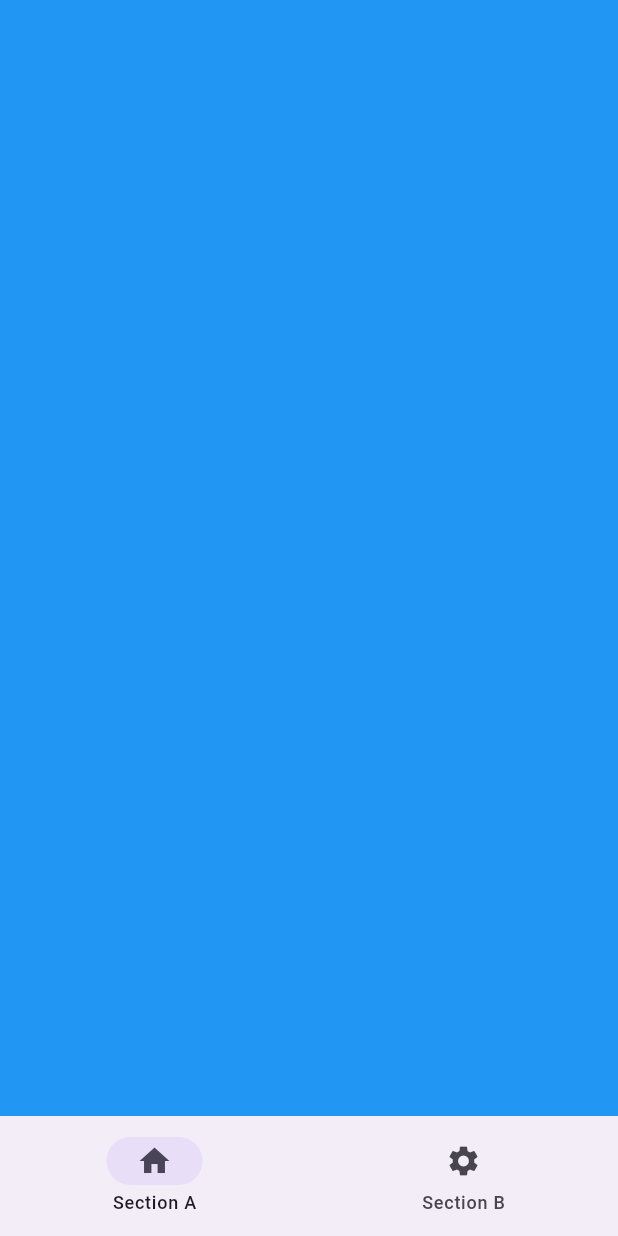
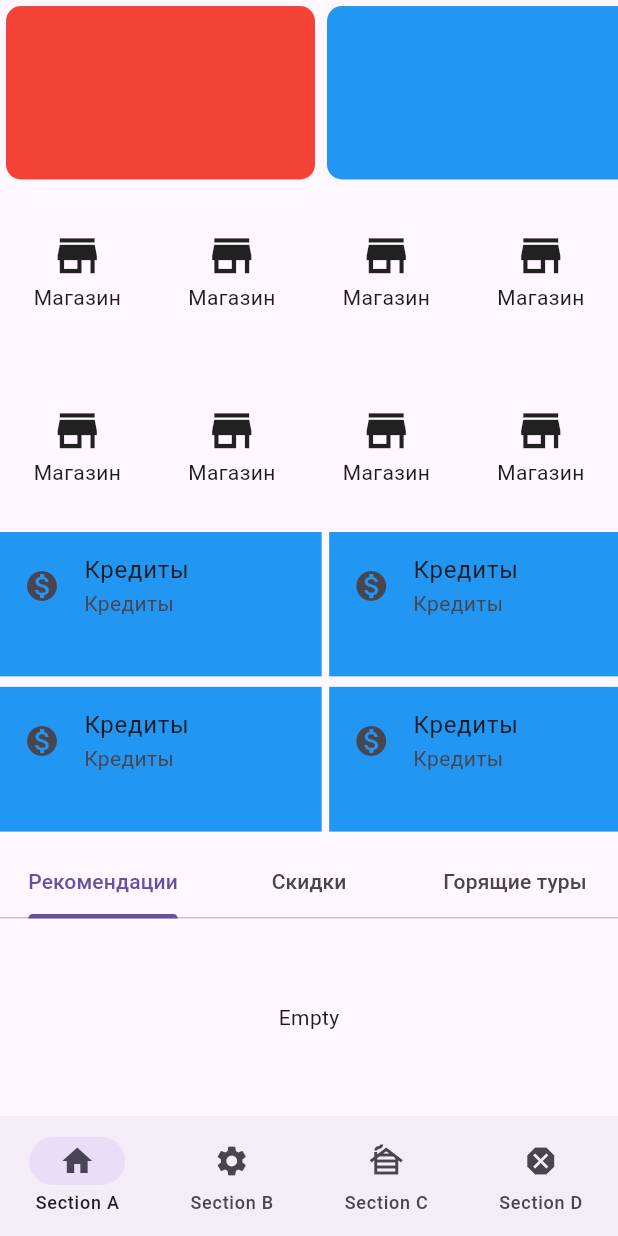
Before and after one commit to Ali-peu/kaspi_copy, a Flutter app: the screen it shows after launch, on a phone screen of 412 x 824 dp. Run offline on Flutter 3.47's test engine with Material 3 defaults, Android fonts, the phone set to English and light mode, and no system bars; our stand-ins replace card_swiper, go_router, redux.

Commit message:
main screen skeleton

```diff
--- a/lib/app/app.dart
+++ b/lib/app/app.dart
@@ -1,15 +1,22 @@
 import 'package:flutter/material.dart';
+import 'package:kaspi_copy/app/core/redux/app_redux.dart';
 import 'package:kaspi_copy/app/core/router.dart';
+import 'package:provider/provider.dart';
+import 'package:redux/redux.dart';
 
 class App extends StatelessWidget {
-  const App({super.key});
+  final Store<AppState> store;
+  const App({super.key, required this.store});
 
   @override
   Widget build(BuildContext context) {
-    return MaterialApp.router(
-      routerConfig: router,
-      debugShowCheckedModeBanner: false,
-      theme: ThemeData.light(),
+    return Provider(
+      create: (context) => store,
+      child: MaterialApp.router(
+        routerConfig: router,
+        debugShowCheckedModeBanner: false,
+        theme: ThemeData.light(),
+      ),
     );
   }
 }
--- /dev/null
+++ b/lib/app/app_widgets/service_item_with_icon_and_name.dart
@@ -0,0 +1,23 @@
+import 'package:flutter/material.dart';
+
+class ServiceItemWithIconAndName extends StatelessWidget {
+  final String name;
+  final IconData icon;
+  final void Function()? onPressed;
+  const ServiceItemWithIconAndName(
+      {super.key, required this.name, required this.icon, this.onPressed});
+
+  @override
+  Widget build(BuildContext context) {
+    return GestureDetector(
+      onTap: onPressed,
+      child: Column(
+          mainAxisAlignment: MainAxisAlignment.center,
+          mainAxisSize: MainAxisSize.min,
+          children: [
+            Icon(icon, size: 35),
+            Text(name),
+          ]),
+    );
+  }
+}
--- /dev/null
+++ b/lib/app/core/redux/app_redux.dart
@@ -0,0 +1,21 @@
+class AppState {
+  final int navBarIndex;
+  const AppState({this.navBarIndex = 0});
+}
+
+enum AppActions { goHome, goQR, goMessages, goServices }
+
+AppState appReducer(AppState state, dynamic action) {
+  switch (action) {
+    case AppActions.goHome:
+      return const AppState(navBarIndex: 0);
+    case AppActions.goQR:
+      return const AppState(navBarIndex: 1);
+    case AppActions.goMessages:
+      return const AppState(navBarIndex: 2);
+    case AppActions.goServices:
+      return const AppState(navBarIndex: 3);
+    default:
+      return state;
+  }
+}
--- a/lib/app/core/router.dart
+++ b/lib/app/core/router.dart
@@ -2,11 +2,9 @@ import 'package:flutter/material.dart';
 import 'package:go_router/go_router.dart';
 import 'package:kaspi_copy/app/app_home.dart';
 import 'package:kaspi_copy/future/main_screen/main_screen.dart';
+import 'package:kaspi_copy/future/messages_screen/messages_screen.dart';
+import 'package:kaspi_copy/future/qr_screen/qr_screen.dart';
 import 'package:kaspi_copy/future/service_screen/service_screen.dart';
-
-final _shellNavigatorAKey = GlobalKey<NavigatorState>(debugLabel: 'shellA');
-final _shellNavigatorBKey = GlobalKey<NavigatorState>(debugLabel: 'shellB');
-// final _rootNavigatorKey = GlobalKey<NavigatorState>();
 
 final GlobalKey<NavigatorState> _rootNavigatorKey =
     GlobalKey<NavigatorState>(debugLabel: 'root');
@@ -16,6 +14,8 @@ final GlobalKey<NavigatorState> _sectionANavigatorKey =
 abstract class RouterNames {
   static const home = '/home';
   static const service = '/service';
+  static const qr = '/qr';
+  static const messages = '/messages';
 }
 
 final GoRouter router = GoRouter(
@@ -56,23 +56,11 @@ abstract class RouterNames {
         // #enddocregion configuration-branches
 
         // The route branch for the second tab of the bottom navigation bar.
-          StatefulShellBranch(
-            // It's not necessary to provide a navigatorKey if it isn't also
-            // needed elsewhere. If not provided, a default key will be used.
-            routes: <RouteBase>[
-              GoRoute(
-                // The screen to display as the root in the second tab of the
-                // bottom navigation bar.
-                path: RouterNames.service,
-                builder: (BuildContext context, GoRouterState state) =>
-                    const ServiceScreen(
-                ),
-                routes: const <RouteBase>[
-
-                ],
-              ),
-            ],
-          ),
+        statefulShellBranch(
+            path: RouterNames.service, builder: const ServiceScreen()),
+        statefulShellBranch(path: RouterNames.qr, builder: const QrScreen()),
+        statefulShellBranch(
+            path: RouterNames.messages, builder: const MessagesScreen()),
 
         // The route branch for the third tab of the bottom navigation bar.
         // StatefulShellBranch(
@@ -103,3 +91,20 @@ abstract class RouterNames {
     ),
   ],
 );
+
+StatefulShellBranch statefulShellBranch(
+    {required String path, required Widget builder}) {
+  return StatefulShellBranch(
+    // It's not necessary to provide a navigatorKey if it isn't also
+    // needed elsewhere. If not provided, a default key will be used.
+    routes: <RouteBase>[
+      GoRoute(
+        // The screen to display as the root in the second tab of the
+        // bottom navigation bar.
+        path: path,
+        builder: (BuildContext context, GoRouterState state) => builder,
+        routes: const <RouteBase>[],
+      ),
+    ],
+  );
+}
--- a/lib/future/main_screen/main_screen.dart
+++ b/lib/future/main_screen/main_screen.dart
@@ -1,12 +1 @@
-import 'package:flutter/material.dart';
-
-class MainScreen extends StatelessWidget {
-  const MainScreen({super.key});
-
-  @override
-  Widget build(BuildContext context) {
-    return const ColoredBox(
-      color: Colors.blue,
-    );
-  }
-}
+export 'ui/main_screen.dart';
--- /dev/null
+++ b/lib/future/main_screen/ui/main_screen.dart
@@ -0,0 +1,52 @@
+import 'package:flutter/material.dart';
+import 'package:kaspi_copy/app/app_widgets/service_item_with_icon_and_name.dart';
+import 'package:kaspi_copy/future/main_screen/ui/widgets/kaspi_features.dart';
+import 'package:kaspi_copy/future/main_screen/ui/widgets/online_store_like_web.dart';
+import 'package:kaspi_copy/future/main_screen/ui/widgets/sale_container.dart';
+
+class MainScreen extends StatefulWidget {
+  const MainScreen({super.key});
+
+  @override
+  State<MainScreen> createState() => _MainScreenState();
+}
+
+class _MainScreenState extends State<MainScreen> {
+  @override
+  Widget build(BuildContext context) {
+    return SafeArea(
+      child: SizedBox(
+        child: CustomScrollView(
+          slivers: [
+            const SliverToBoxAdapter(
+              child: SaleContainer(),
+            ),
+            SliverGrid(
+              gridDelegate: const SliverGridDelegateWithFixedCrossAxisCount(
+                  crossAxisCount: 4, // Количество колонок
+                  crossAxisSpacing: 0.05, // Расстояние между колонками
+                  mainAxisSpacing: 2, // Расстояние между строками
+                  childAspectRatio: 0.90),
+              delegate: SliverChildBuilderDelegate(
+                (context, index) {
+                  return const ServiceItemWithIconAndName(
+                    name: 'Магазин',
+                    icon: (Icons.store),
+                  );
+                },
+                childCount: 8,
+              ),
+            ),
+            const SliverToBoxAdapter(
+              child: KaspiFeatures(),
+            ),
+            const SliverFillRemaining(
+              hasScrollBody: true,
+              child: OnlineStoreLikeWeb(),
+            )
+          ],
+        ),
+      ),
+    );
+  }
+}
--- /dev/null
+++ b/lib/future/main_screen/ui/widgets/kaspi_features.dart
@@ -0,0 +1,46 @@
+import 'package:flutter/material.dart';
+
+class KaspiFeatures extends StatelessWidget {
+  const KaspiFeatures({super.key});
+
+  Widget kaspiFeaturesWithTextAndIcon(
+      {required Widget image, required String text}) {
+    return ColoredBox(
+      color: Colors.blue,
+      child: ListTile(
+        leading: image,
+        title: Text(text),
+        subtitle: Text(text),
+      ),
+    );
+  }
+
+  @override
+  Widget build(BuildContext context) {
+    return Padding(
+        padding: const EdgeInsets.only(bottom: 10),
+        child: Column(
+          mainAxisSize: MainAxisSize.min,
+          children: [
+            SizedBox(
+              height: 200,
+              child: GridView.builder(
+                scrollDirection: Axis.horizontal,
+                gridDelegate: const SliverGridDelegateWithFixedCrossAxisCount(
+                  crossAxisCount: 2, // Количество элементов в одном ряду
+                  mainAxisSpacing: 5.0, // Расстояние между строками
+                  crossAxisSpacing: 7.0, // Расстояние между элементами
+                  childAspectRatio: 0.45, // Соотношение сторон элементов
+                ),
+                itemCount: 6,
+                itemBuilder: (context, index) {
+                  return kaspiFeaturesWithTextAndIcon(
+                      image: const Icon(Icons.monetization_on),
+                      text: 'Кредиты');
+                },
+              ),
+            ),
+          ],
+        ));
+  }
+}
--- /dev/null
+++ b/lib/future/main_screen/ui/widgets/online_store_like_web.dart
@@ -0,0 +1,64 @@
+import 'package:flutter/material.dart';
+
+class OnlineStoreLikeWeb extends StatefulWidget {
+  const OnlineStoreLikeWeb({super.key});
+
+  @override
+  State<OnlineStoreLikeWeb> createState() => _OnlineStoreLikeWebState();
+}
+
+class _OnlineStoreLikeWebState extends State<OnlineStoreLikeWeb>
+    with TickerProviderStateMixin {
+  late TabController? controller;
+
+  @override
+  initState() {
+    super.initState();
+    controller = TabController(length: 3, vsync: this);
+  }
+
+  Widget sizedBox() {
+    return SizedBox(
+      height: 120,
+      width: MediaQuery.sizeOf(context).width,
+      child: Center(
+        child: Text('Empty'),
+      ),
+    );
+  }
+
+  @override
+  Widget build(BuildContext context) {
+    // SliverList.builder(
+    //                 itemCount: controller
+    //                     .getAdListRowDataFromSelectedAdServiceType()
+    //                     .length,
+    //                 itemBuilder: (context, index) {
+    //                   final ad = controller
+    //                       .getAdListRowDataFromSelectedAdServiceType()[index];
+    //                   return AppAdItem(
+    //                     imageBoxFit: BoxFit.contain,
+    //                     onTap: () {
+    //                       controller.onAdTap(context, index);
+    //                     },
+    //                     adListRowData: ad,
+    //                   );
+    //                 })
+    return Column(
+      children: [
+        TabBar(controller: controller, tabs: const [
+          Tab(text: 'Рекомендации'),
+          Tab(text: 'Скидки'),
+          Tab(text: 'Горящие туры'),
+        ]),
+        Expanded(
+          child: TabBarView(controller: controller, children: [
+            sizedBox(),
+            sizedBox(),
+            sizedBox(),
+          ]),
+        )
+      ],
+    );
+  }
+}
--- /dev/null
+++ b/lib/future/main_screen/ui/widgets/sale_container.dart
@@ -0,0 +1,33 @@
+import 'package:flutter/material.dart';
+import 'package:card_swiper/card_swiper.dart';
+
+class SaleContainer extends StatelessWidget {
+  const SaleContainer({super.key});
+
+  @override
+  Widget build(BuildContext context) {
+    List<Color> colors = [Colors.red, Colors.blue, Colors.green, Colors.purple];
+    return SizedBox(
+      height: MediaQuery.of(context).size.height * 0.15,
+      child: ListView.builder(
+          scrollDirection: Axis.horizontal,
+          itemCount: 4,
+          // itemHeight: MediaQuery.of(context).size.height * 0.2,
+          // itemWidth: MediaQuery.of(context).size.width * 0.4,
+          // autoplay: true,
+          itemBuilder: (context, index) {
+            return Padding(
+              padding: EdgeInsets.all(4),
+              child: Container(
+                height: MediaQuery.of(context).size.height * 0.1,
+                width: MediaQuery.of(context).size.width * 0.5,
+                decoration: BoxDecoration(
+                  borderRadius: BorderRadius.circular(10),
+                  color: colors[index],
+                ),
+              ),
+            );
+          }),
+    );
+  }
+}
--- a/lib/main.dart
+++ b/lib/main.dart
@@ -1,6 +1,10 @@
-
 import 'package:flutter/material.dart';
 import 'package:kaspi_copy/app/app.dart';
+import 'package:kaspi_copy/app/core/redux/app_redux.dart';
+import 'package:redux/redux.dart';
+
 void main() {
-  runApp(App());
+  final store = Store<AppState>(appReducer, initialState: const AppState());
+  print(store.state.navBarIndex); // Prints an empty list
+  runApp(App(store: store,));
 }
--- a/pubspec.yaml
+++ b/pubspec.yaml
@@ -11,6 +11,10 @@ dependencies:
     sdk: flutter
   cupertino_icons: ^1.0.8
   go_router: ^14.4.1
+  redux: ^5.0.0
+  provider: ^6.1.2
+  card_swiper: ^3.0.1
+
 
 
 dev_dependencies:
```
Also changed, not shown: lib/app/app_home.dart (+38 -5 lines), lib/future/messages_screen/messages_screen.dart (added, +12 -0 lines), lib/future/qr_screen/qr_screen.dart (added, +12 -0 lines), pubspec.lock. Lines whose indentation alone changed are shown as unchanged.
